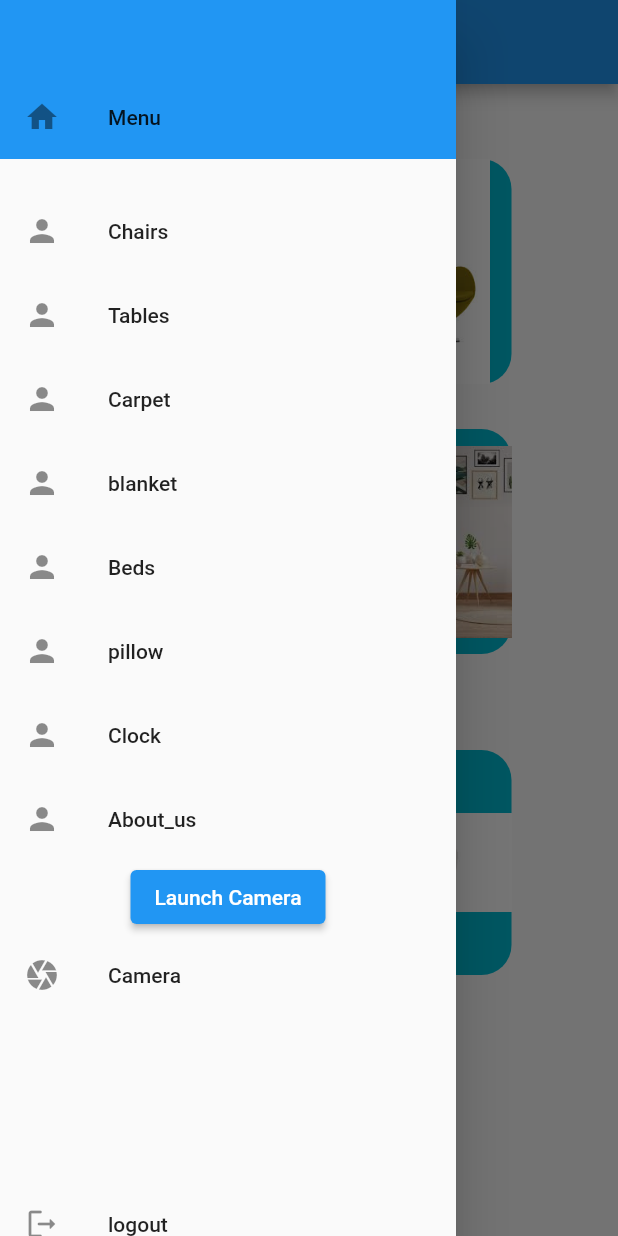
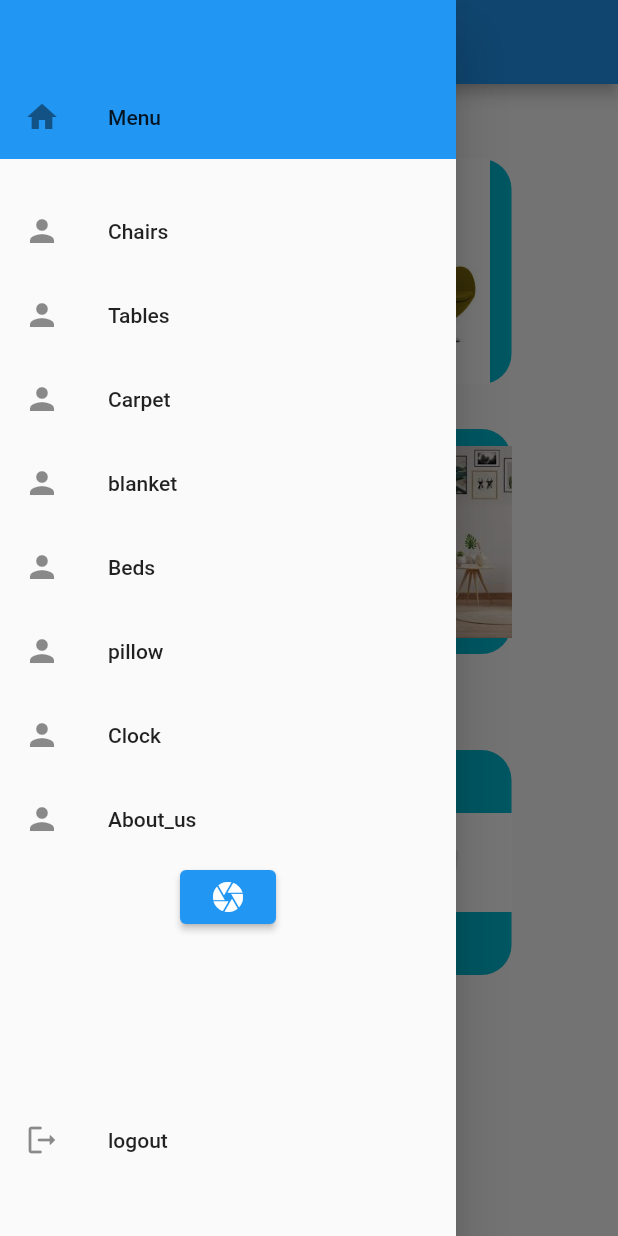
Before and after one commit to Znassir/map1, a Flutter app: the HomeScreen screen opened directly, with the side drawer open, on a phone screen of 412 x 824 dp. Run offline on Flutter 3.47's test engine with Material 2 defaults, Android fonts, the phone set to English and light mode, and no system bars; our stand-ins replace camera, firebase_auth, firebase_core; accounts and stored records are empty.

Commit message:
Final edit on our Project

```diff
--- a/lib/Address.dart
+++ b/lib/Carpet.dart
@@ -8,7 +8,7 @@ import 'Wall_clock.dart';
 import 'main.dart';
 import 'package:map1/Login.dart';
 import 'package:map1/camera_page.dart';
-import 'maindart2.dart';
+import 'Tables.dart';
 
 class Address extends StatelessWidget {
   const Address({super.key});
@@ -133,7 +133,7 @@ class Address extends StatelessWidget {
                       ),
                     );
                   },
-                  child: const Text('Launch Camera'),
+                  child: const Icon(Icons.camera),
                 ),
                 const SizedBox(
                   width: 110,
--- a/lib/Contact_us.dart
+++ b/lib/Contact_us.dart
@@ -1,9 +1,9 @@
 // ignore: camel_case_types
 import 'package:camera/camera.dart';
 import 'package:flutter/material.dart';
-import 'package:map1/maindart2.dart';
+import 'package:map1/Tables.dart';
 import 'package:map1/pillow.dart';
-import 'Address.dart';
+import 'Carpet.dart';
 import 'Login.dart';
 import 'Wall_clock.dart';
 import 'beds.dart';
@@ -135,7 +135,7 @@ class About_us extends StatelessWidget {
                         ),
                       );
                     },
-                    child: const Text('Launch Camera'),
+                    child: const Icon(Icons.camera),
                   ),
                   const SizedBox(
                     width: 110,
--- a/lib/maindart2.dart
+++ b/lib/Tables.dart
@@ -8,7 +8,7 @@ import 'package:map1/pillow.dart';
 import 'Contact_us.dart';
 import 'Wall_clock.dart';
 import 'main.dart';
-import 'Address.dart';
+import 'Carpet.dart';
 import 'package:map1/Login.dart';
 
 class Page2 extends StatelessWidget {
@@ -134,7 +134,7 @@ class Page2 extends StatelessWidget {
                       ),
                     );
                   },
-                  child: const Text('Launch Camera'),
+                  child: const Icon(Icons.camera),
                 ),
                 const SizedBox(
                   width: 110,
--- a/lib/Wall_clock.dart
+++ b/lib/Wall_clock.dart
@@ -4,10 +4,10 @@ import 'package:map1/Contact_us.dart';
 import 'package:map1/blanket.dart';
 import 'package:map1/pillow.dart';
 import 'main.dart';
-import 'Address.dart';
+import 'Carpet.dart';
 import 'package:map1/Login.dart';
 import 'package:map1/camera_page.dart';
-import 'maindart2.dart';
+import 'Tables.dart';
 import 'beds.dart';
 
 // ignore: camel_case_types
@@ -134,7 +134,7 @@ class Clock extends StatelessWidget {
                       ),
                     );
                   },
-                  child: const Text('Launch Camera'),
+                  child: const Icon(Icons.camera),
                 ),
                 const SizedBox(
                   width: 110,
--- a/lib/beds.dart
+++ b/lib/beds.dart
@@ -5,10 +5,10 @@ import 'package:map1/pillow.dart';
 import 'Contact_us.dart';
 import 'Wall_clock.dart';
 import 'main.dart';
-import 'Address.dart';
+import 'Carpet.dart';
 import 'package:map1/Login.dart';
 import 'package:map1/camera_page.dart';
-import 'maindart2.dart';
+import 'Tables.dart';
 // ignore: camel_case_types
 
 class beds extends StatelessWidget {
@@ -134,7 +134,7 @@ class beds extends StatelessWidget {
                       ),
                     );
                   },
-                  child: const Text('Launch Camera'),
+                  child: const Icon(Icons.camera),
                 ),
                 const SizedBox(
                   width: 110,
--- a/lib/blanket.dart
+++ b/lib/blanket.dart
@@ -4,10 +4,10 @@ import 'package:map1/pillow.dart';
 import 'Contact_us.dart';
 import 'Wall_clock.dart';
 import 'main.dart';
-import 'Address.dart';
+import 'Carpet.dart';
 import 'package:map1/Login.dart';
 import 'package:map1/camera_page.dart';
-import 'maindart2.dart';
+import 'Tables.dart';
 import 'beds.dart';
 // ignore: camel_case_types
 
@@ -135,7 +135,7 @@ class blanket extends StatelessWidget {
                       ),
                     );
                   },
-                  child: const Text('Launch Camera'),
+                  child: const Icon(Icons.camera),
                 ),
                 const SizedBox(
                   width: 110,
--- a/lib/main.dart
+++ b/lib/main.dart
@@ -7,8 +7,8 @@ import 'package:map1/camera_page.dart';
 import 'package:map1/pillow.dart';
 import 'Contact_us.dart';
 import 'Wall_clock.dart';
-import 'maindart2.dart';
-import 'Address.dart';
+import 'Tables.dart';
+import 'Carpet.dart';
 import 'package:map1/Login.dart';
 
 Future<void> main() async {
@@ -41,7 +41,7 @@ class MyApp extends StatelessWidget {
         // is not restarted.
         primarySwatch: Colors.blue,
       ),
-      home: const HomeScreen(),
+      home: const SignInScreen(),
     );
   }
 }
@@ -169,17 +169,8 @@ class HomeScreen extends StatelessWidget {
                       ),
                     );
                   },
-                  child: const Text('Launch Camera'),
+                  child: const Icon(Icons.camera),
                 ),
-                ListTile(
-                    title: const Text("Camera"),
-                    leading: const Icon(Icons.camera),
-                    onTap: () async {
-                      await availableCameras().then((value) => Navigator.push(
-                          context,
-                          MaterialPageRoute(
-                              builder: (context) => const CameraPage())));
-                    }),
                 const SizedBox(
                   width: 110,
                   height: 110,
--- a/lib/pillow.dart
+++ b/lib/pillow.dart
@@ -4,10 +4,10 @@ import 'package:map1/blanket.dart';
 import 'Contact_us.dart';
 import 'Wall_clock.dart';
 import 'main.dart';
-import 'Address.dart';
+import 'Carpet.dart';
 import 'package:map1/Login.dart';
 import 'package:map1/camera_page.dart';
-import 'maindart2.dart';
+import 'Tables.dart';
 import 'beds.dart';
 
 // ignore: camel_case_types
@@ -134,7 +134,7 @@ class pillow extends StatelessWidget {
                       ),
                     );
                   },
-                  child: const Text('Launch Camera'),
+                  child: const Icon(Icons.camera),
                 ),
                 const SizedBox(
                   width: 110,
```
